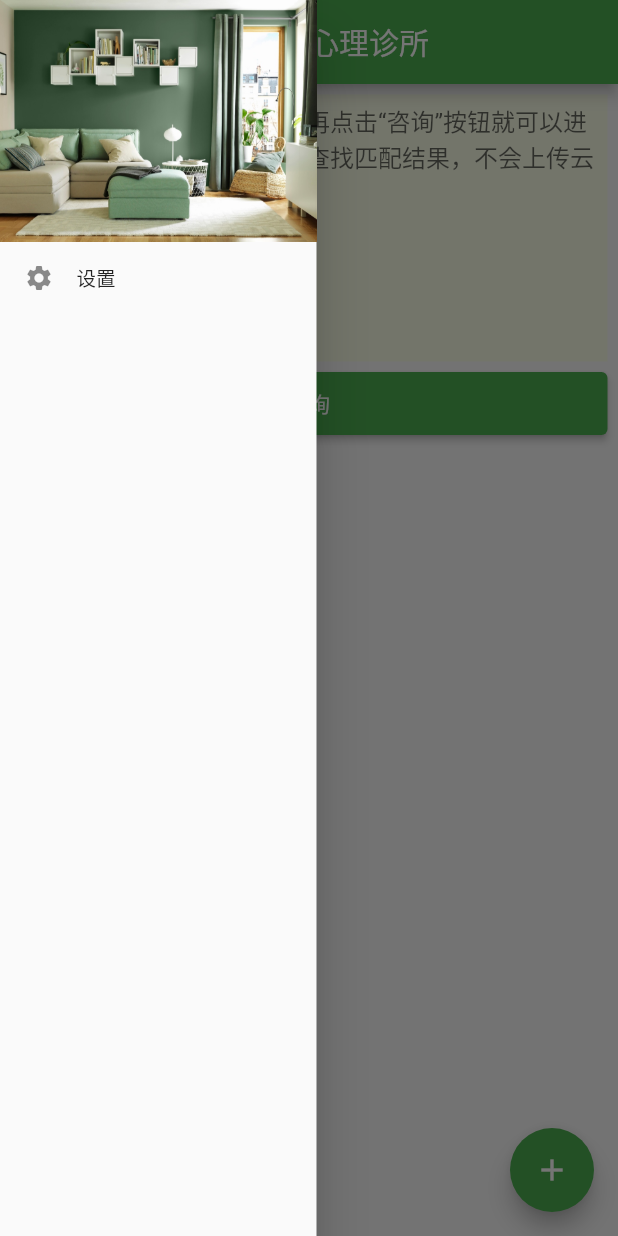
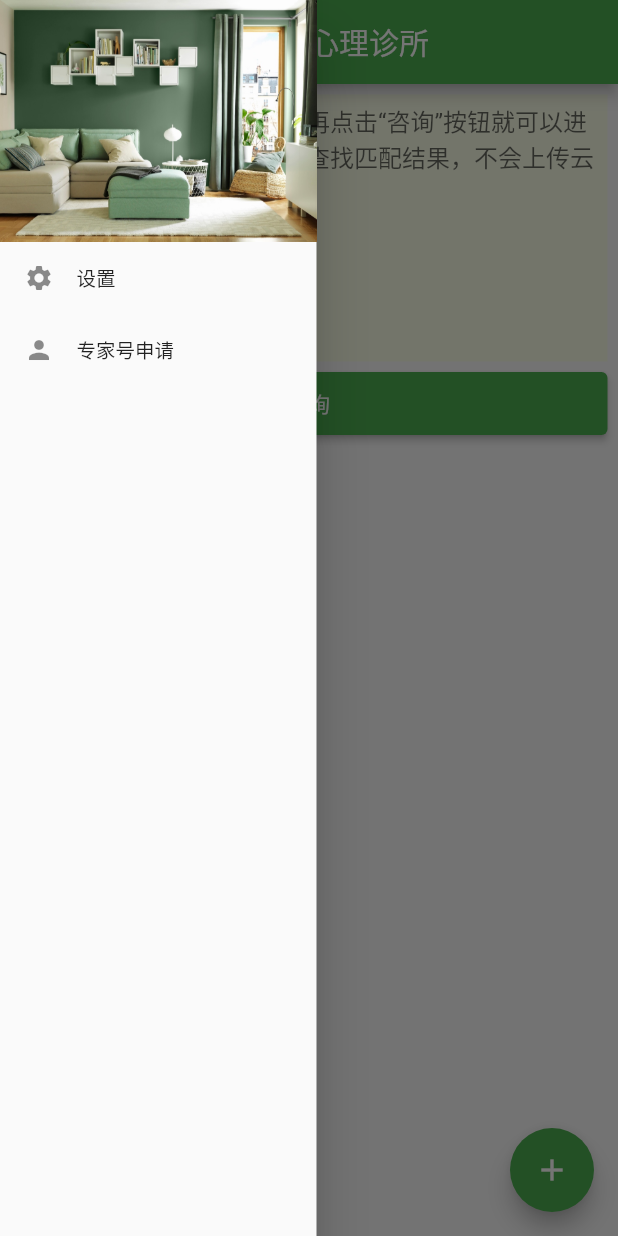
Before and after one commit to AkatsukiRika/nakayosi-flutter, a Flutter app: the screen it shows after launch, with the side drawer open, on a phone screen of 412 x 824 dp. Run offline on Flutter 3.47's test engine with Material 2 defaults, Android fonts, the light colour scheme and no system bars; our stand-ins replace audioplayers, device_info, dio, package_info; missing offline and left inert: alert.

Commit message:
开始开发申请专家号功能

```diff
--- a/lib/common/global.dart
+++ b/lib/common/global.dart
@@ -22,12 +22,14 @@ class GlobalStrings {
   static const titleAskResult = '查询结果';
   static const titleMainContent = '问题内容';
   static const titleSettings = '设置';
+  static const titleBecomePro = '专家号申请';
   static const questionTitleDefault = '这里是问题的标题哦，还没有加载出来的话请稍等~';
   static const questionSubTitleDefault = '这里是问题的内容~';
   static const answerTitle = '问题解答';
   static const expandAnswer = '展开内容';
   static const shrinkAnswer = '收起内容';
   static const drawerSettings = '设置';
+  static const drawerBecomePro = '专家号申请';
   // 设置面板
   static const versionName = '版本号';
   static const defaultVersionName = '0.0.0';
@@ -43,6 +45,14 @@ class GlobalStrings {
   static const questionLabel = '问题内容';
   static const questionSubmit = '匿名提问';
   static const validationSuffix = '不能为空哦～';
+  // 专家号申请面板
+  static const realNameLabel = '真实姓名';
+  static const idNumberLabel = '身份证号';
+  static const idNumberHelper = '只能使用中国大陆的身份证号码';
+  static const phoneNumberLabel = '手机号码';
+  static const phoneNumberHelper = '只能使用中国大陆的手机号码';
+  static const emailLabel = '电子邮箱';
+  static const emailHelper = '审核结果将通过邮件发送';
 }
 
 class GlobalStates {
--- a/lib/widgets/home_drawer.dart
+++ b/lib/widgets/home_drawer.dart
@@ -1,6 +1,7 @@
 import 'package:flutter/cupertino.dart';
 import 'package:flutter/material.dart';
 import 'package:nakayosi_flutter/common/global.dart';
+import 'package:nakayosi_flutter/routes/become_pro.dart';
 import 'package:nakayosi_flutter/routes/nk_settings.dart';
 
 class HomeDrawer extends StatefulWidget {
@@ -42,6 +43,23 @@ class _HomeDrawerState extends State<HomeDrawer> {
               ));
             },
           ),
+          ListTile(
+            dense: true,
+            title: Row(
+              children: [
+                Icon(Icons.person, size: 20),
+                Container(
+                  width: 15,
+                ),
+                Text(GlobalStrings.drawerBecomePro),
+              ],
+            ),
+            onTap: () {
+              Navigator.push(context, MaterialPageRoute(
+                builder: (context) => BecomePro()
+              ));
+            },
+          ),
         ],
       ),
     );
```
Also changed, not shown: lib/routes/become_pro.dart (added, +87 -0 lines).
